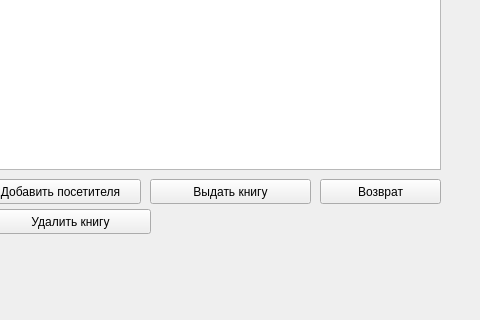
First picture: the form in UIs/untitled.ui, repository zhbuni/library-subscription, before the edit; both pictures show x 380 to 860 and y 311 to 631 of the 1423 by 631 pixel window.
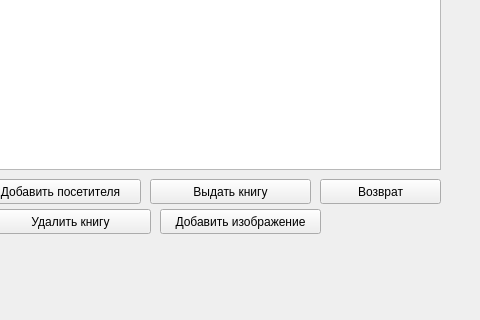
Second picture: the form after the edit. Icons and pictures are not drawn.

The edit to the form file:
```diff
--- a/UIs/untitled.ui
+++ b/UIs/untitled.ui
@@ -409,6 +409,19 @@
      <string>Удалить книгу</string>
     </property>
    </widget>
+   <widget class="QPushButton" name="picAddButton">
+    <property name="geometry">
+     <rect>
+      <x>540</x>
+      <y>520</y>
+      <width>161</width>
+      <height>25</height>
+     </rect>
+    </property>
+    <property name="text">
+     <string>Добавить изображение</string>
+    </property>
+   </widget>
   </widget>
   <widget class="QMenuBar" name="menubar">
    <property name="geometry">
```
Left out of the diff: 2 changed lines with no effect on the pictures.
